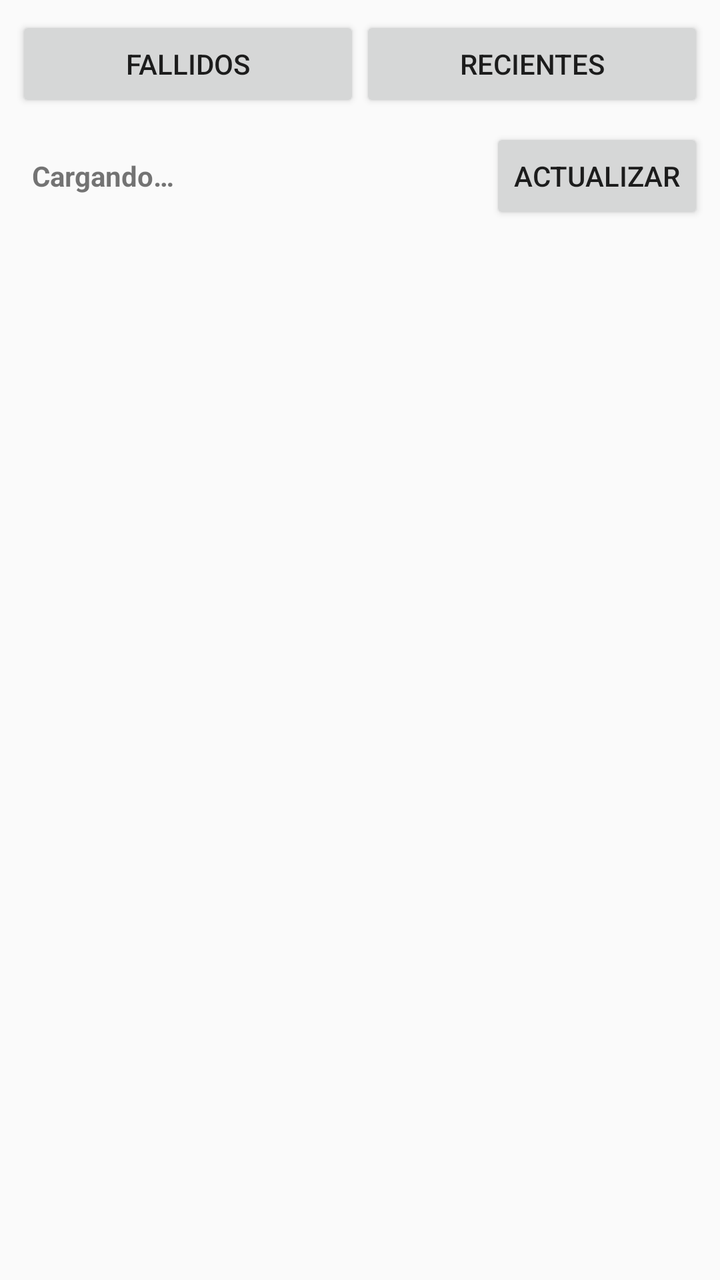
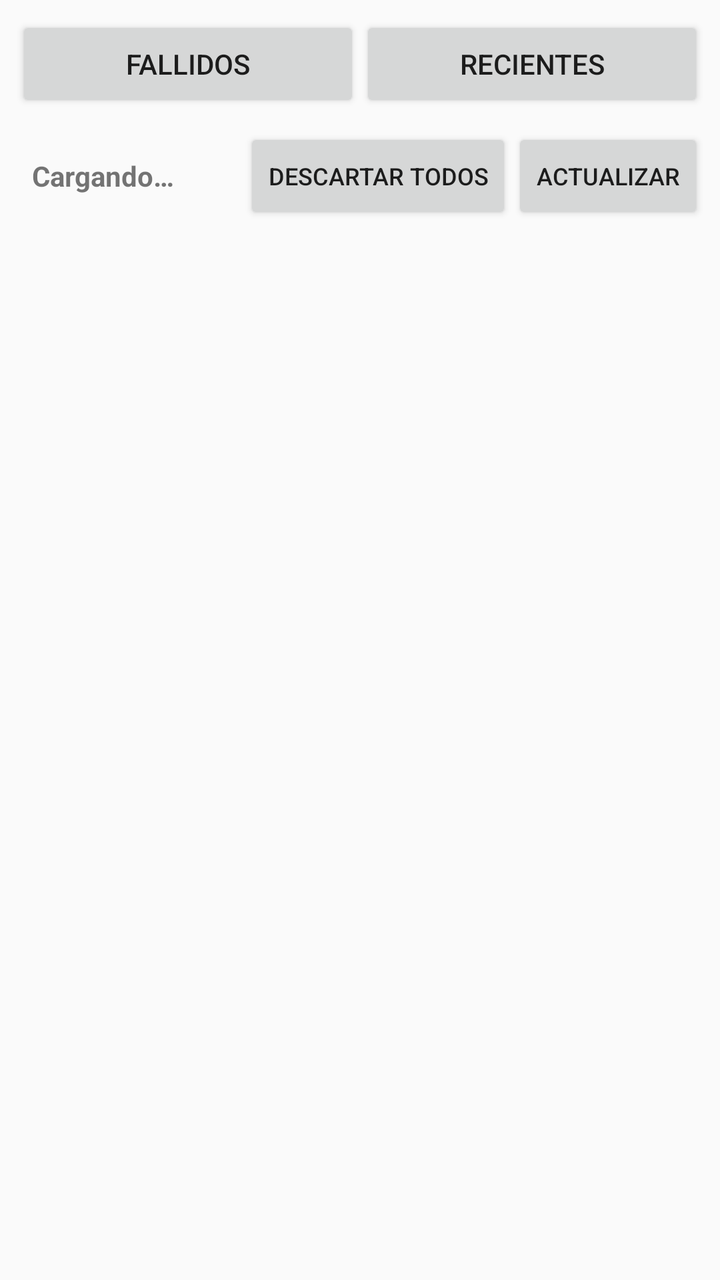

Compare the two renders of this Android layout. The source of the first and the diff that turns it into the second are given below.
<!-- AndroidManifest.xml: application theme Theme.AppCompat.Light.NoActionBar -->
<!-- res/layout/activity_reprint.xml -->
<?xml version="1.0" encoding="utf-8"?>
<LinearLayout xmlns:android="http://schemas.android.com/apk/res/android"
    android:layout_width="match_parent"
    android:layout_height="match_parent"
    android:orientation="vertical">

    
    <LinearLayout
        android:layout_width="match_parent"
        android:layout_height="wrap_content"
        android:orientation="horizontal"
        android:padding="8dp">

        <Button
            android:id="@+id/btnTabFailed"
            android:layout_width="0dp"
            android:layout_height="wrap_content"
            android:layout_weight="1"
            android:text="@string/tab_failed" />

        <Button
            android:id="@+id/btnTabRecent"
            android:layout_width="0dp"
            android:layout_height="wrap_content"
            android:layout_weight="1"
            android:text="@string/tab_recent" />
    </LinearLayout>

    <LinearLayout
        android:layout_width="match_parent"
        android:layout_height="wrap_content"
        android:orientation="horizontal"
        android:gravity="center_vertical"
        android:paddingStart="16dp"
        android:paddingEnd="8dp"
        android:paddingBottom="4dp">

        <TextView
            android:id="@+id/txtReprintStatus"
            android:layout_width="0dp"
            android:layout_height="wrap_content"
            android:layout_weight="1"
            android:textStyle="bold"
            android:text="@string/reprint_loading" />

        <Button
            android:id="@+id/btnRefresh"
            android:layout_width="wrap_content"
            android:layout_height="wrap_content"
            android:text="@string/action_refresh" />
    </LinearLayout>

    <ScrollView
        android:layout_width="match_parent"
        android:layout_height="0dp"
        android:layout_weight="1">

        <LinearLayout
            android:id="@+id/listContainer"
            android:layout_width="match_parent"
            android:layout_height="wrap_content"
            android:orientation="vertical"
            android:padding="8dp" />
    </ScrollView>

</LinearLayout>
<!-- resources referenced by this layout -->
<resources>
  <string name="action_refresh">Actualizar</string>
  <string name="reprint_loading">Cargando…</string>
  <string name="tab_failed">Fallidos</string>
  <string name="tab_recent">Recientes</string>
</resources>

<!-- the commit's change to res/layout/activity_reprint.xml (unified diff, before → after) -->
@@ -44,9 +44,17 @@
             android:text="@string/reprint_loading" />
 
         <Button
+            android:id="@+id/btnDismissAll"
+            android:layout_width="wrap_content"
+            android:layout_height="wrap_content"
+            android:textSize="12sp"
+            android:text="@string/action_dismiss_all" />
+
+        <Button
             android:id="@+id/btnRefresh"
             android:layout_width="wrap_content"
             android:layout_height="wrap_content"
+            android:textSize="12sp"
             android:text="@string/action_refresh" />
     </LinearLayout>
 
<!-- resource entries referenced after the edit -->
@@ -1,5 +1,6 @@
 <!-- resources referenced by this layout -->
 <resources>
+  <string name="action_dismiss_all">Descartar todos</string>
   <string name="action_refresh">Actualizar</string>
   <string name="reprint_loading">Cargando…</string>
   <string name="tab_failed">Fallidos</string>
